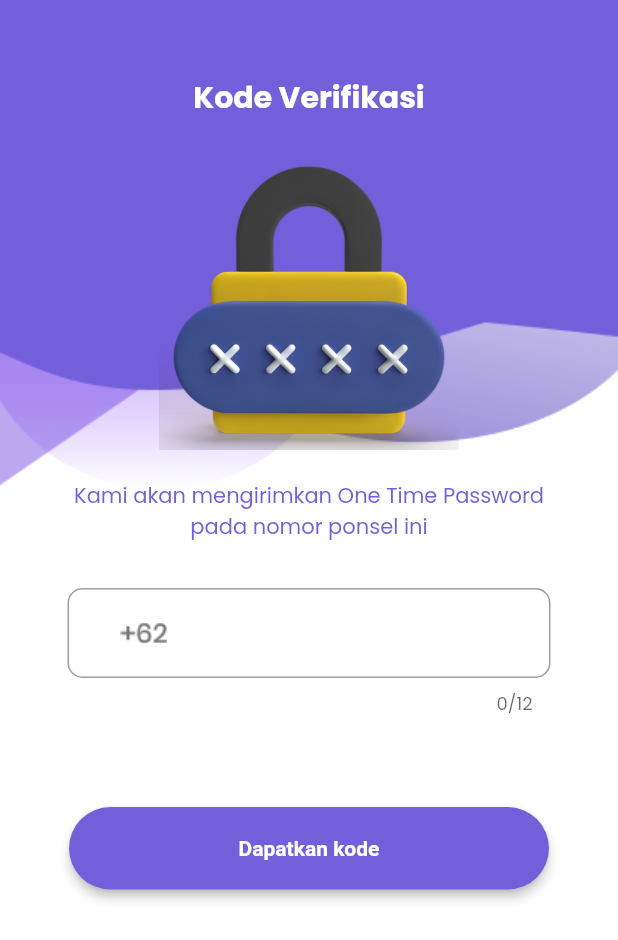
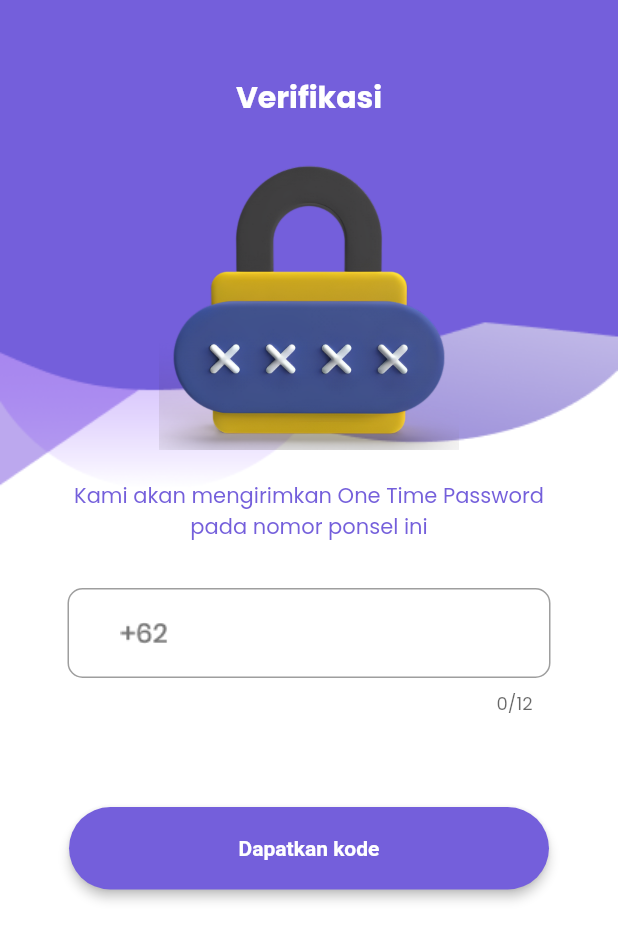
Before and after one commit to Deryrhamdani/mobile-apps-login, a Flutter app: the Verifikasi screen opened directly, on a phone screen of 412 x 824 dp. Shown: the top 940 px of the screen. Run offline on Flutter 3.47's test engine with Material 2 defaults, Android fonts, the phone set to English and light mode, and no system bars; our stand-ins replace flutter_local_notifications, flutter_otp_text_field, flutter_spinkit, google_fonts.

```diff
--- a/lib/get_verifikasi.dart
+++ b/lib/get_verifikasi.dart
@@ -48,7 +48,6 @@ class _GetVerifikasiState extends State<GetVerifikasi> {
 
   @override
   void initState() {
-    // TODO: implement initState
     super.initState();
     Future.delayed(const Duration(seconds: 1), () {
       setState(() {
@@ -65,6 +64,7 @@ class _GetVerifikasiState extends State<GetVerifikasi> {
     bool _onEditing = true;
     String? _code;
     return Scaffold(
+      resizeToAvoidBottomInset: false,
       backgroundColor: const Color.fromRGBO(116, 95, 219, 100),
       appBar: AppBar(
         elevation: 0,
--- a/lib/verifikasi.dart
+++ b/lib/verifikasi.dart
@@ -39,7 +39,7 @@ class _VerifikasiState extends State<Verifikasi> {
               height: 50.0,
             ),
             const Text(
-              'Kode Verifikasi',
+              'Verifikasi',
               style: TextStyle(
                   fontSize: 20.0,
                   fontWeight: FontWeight.w700,
```
Also changed, not shown: lib/home.dart (+6 -6 lines).
